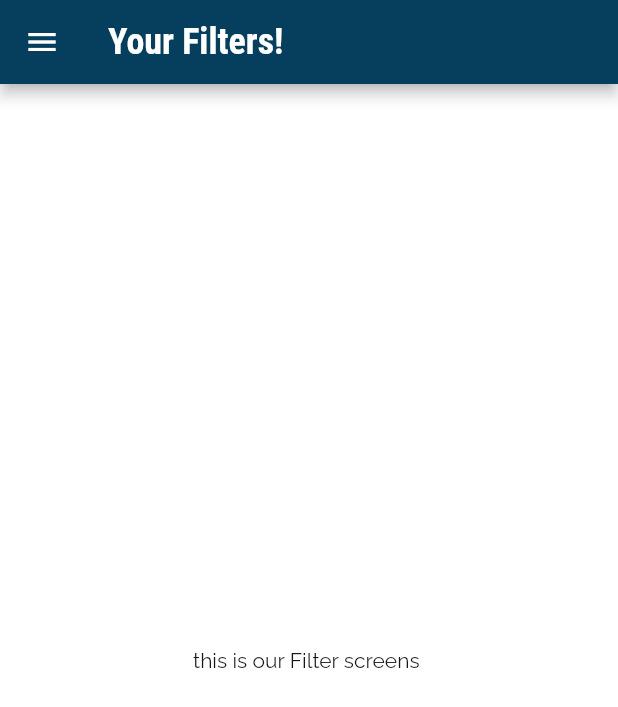
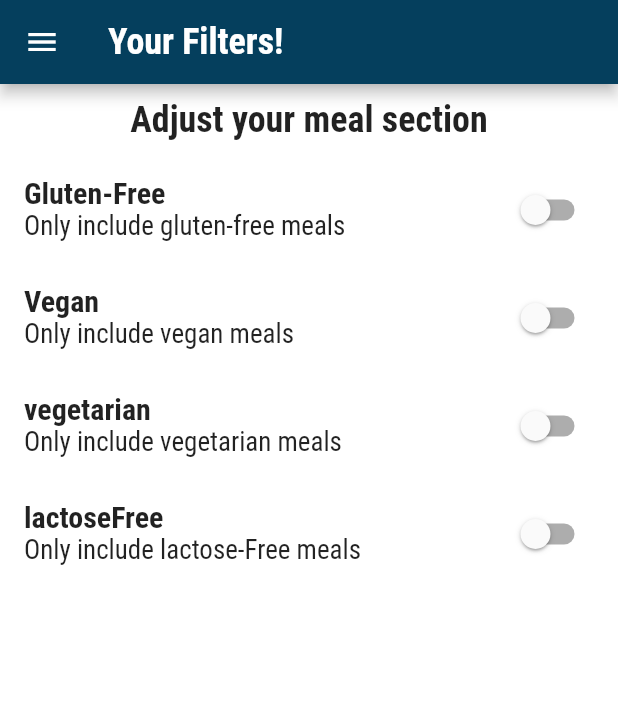
Before and after one commit to Kaushu1999/meal-app, a Flutter app: the FilterScreen screen opened by its route, on a phone screen of 412 x 824 dp. Shown: the top 707 px of the screen. Run offline on Flutter 3.47's test engine with Material 2 defaults, Android fonts, the phone set to English and light mode, and no system bars.

Commit message:
filter screen ui add

```diff
--- a/lib/Screens/filter_screen/filter_screen.dart
+++ b/lib/Screens/filter_screen/filter_screen.dart
@@ -1,19 +1,85 @@
 import 'package:flutter/material.dart';
 import 'package:meal_app/widget/main_drawer.dart';
-import "../../widget/main_drawer.dart";
 
-class FilterScreen extends StatelessWidget {
-  final routeName = "/filter";
+class FilterScreen extends StatefulWidget {
+  static const routeName = "/filter";
   const FilterScreen({super.key});
+
+  @override
+  State<FilterScreen> createState() => _FilterScreenState();
+}
+
+class _FilterScreenState extends State<FilterScreen> {
+  var glutenFree = false;
+  var vegan = false;
+  var vegetarian = false;
+  var lactoseFree = false;
+
+  Widget builderListSwitchtile(
+      String title, String description, bool currentValue, swichSelector) {
+    return SwitchListTile(
+        title: Text(
+          title,
+          style: Theme.of(context).textTheme.titleLarge!.copyWith(fontSize: 20),
+        ),
+        subtitle:
+            Text(description, style: Theme.of(context).textTheme.titleMedium),
+        value: currentValue,
+        onChanged: swichSelector);
+  }
 
   @override
   Widget build(BuildContext context) {
     return Scaffold(
-      appBar: AppBar(
-        title: const Text("Your Filters!"),
-      ),
-      drawer: const MainDrawer(),
-      body: const Center(child: Text("this is our Filter screens ")),
-    );
+        appBar: AppBar(
+          title: const Text("Your Filters!"),
+        ),
+        drawer: const MainDrawer(),
+        // body: const Text("filter"));
+        body: Column(
+          children: [
+            Container(
+              padding: const EdgeInsets.symmetric(vertical: 10, horizontal: 30),
+              child: Text(
+                "Adjust your meal section",
+                style: Theme.of(context).textTheme.titleLarge,
+              ),
+            ),
+            Expanded(
+              child: ListView(
+                children: [
+                  builderListSwitchtile("Gluten-Free",
+                      "Only include gluten-free meals", glutenFree, (newValue) {
+                    setState(() {
+                      glutenFree = newValue;
+                    });
+                  }),
+                  builderListSwitchtile(
+                      "Vegan", "Only include vegan meals", vegan, (newValue) {
+                    setState(() {
+                      vegan = newValue;
+                    });
+                  }),
+                  builderListSwitchtile(
+                      "vegetarian", "Only include vegetarian meals", vegetarian,
+                      (newValue) {
+                    setState(() {
+                      vegetarian = newValue;
+                    });
+                  }),
+                  builderListSwitchtile(
+                      "lactoseFree",
+                      "Only include lactose-Free meals",
+                      lactoseFree,
+                      (newValue) => {
+                            setState(() {
+                              lactoseFree = newValue;
+                            })
+                          }),
+                ],
+              ),
+            ),
+          ],
+        ));
   }
 }
```
Also changed, not shown: lib/main.dart (+1 -21 lines), lib/widget/main_drawer.dart (+7 -0 lines).
